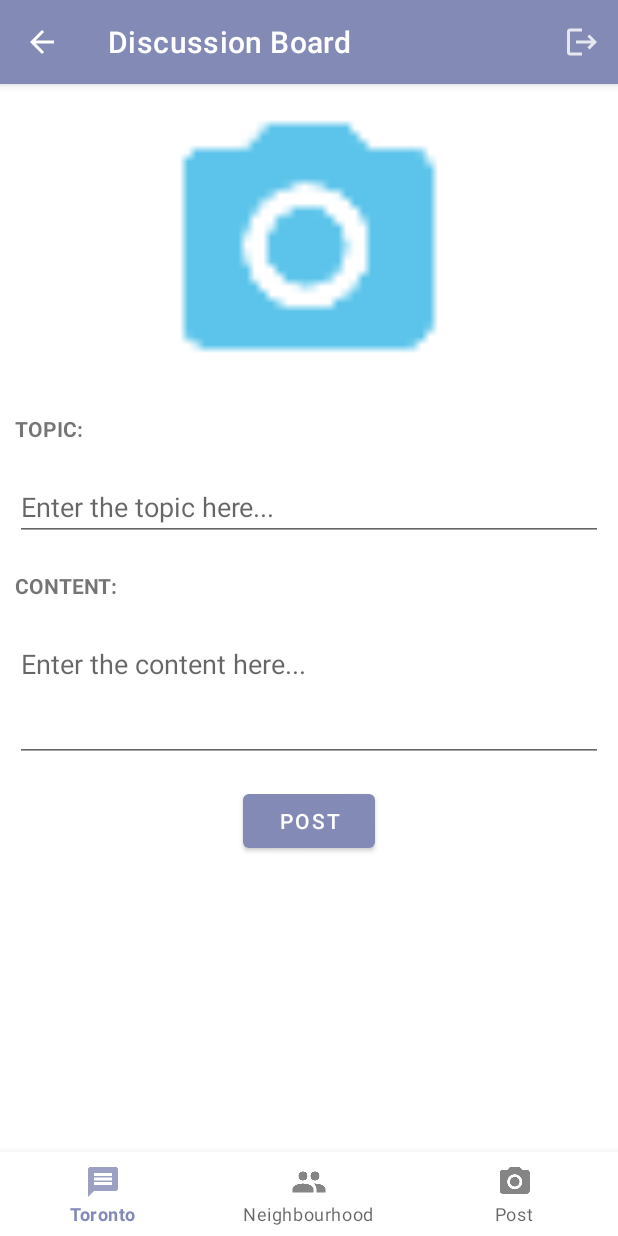
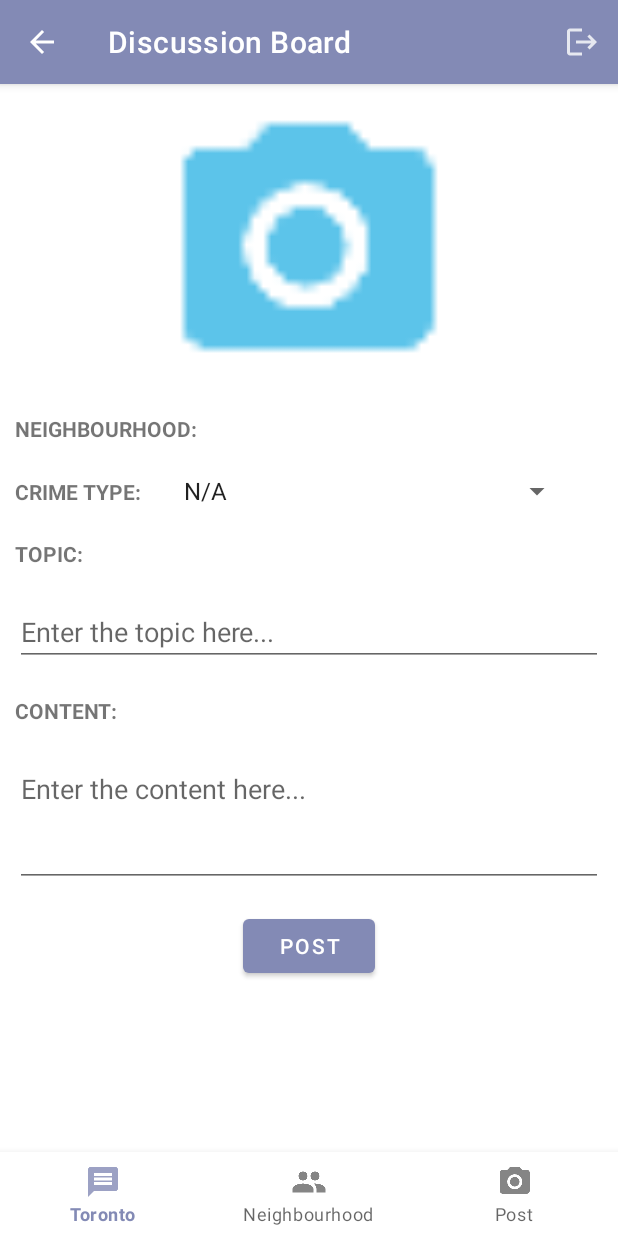
Before and after one commit to heatherwang39/NWTO, an Android app: the fragment DiscussionPostFragment placed in its activity, on a phone screen of 412 x 824 dp. Run offline under Robolectric (Android 15) with nearby library versions, the phone set to English and light mode, and no system bars; our stand-ins replace Firebase (no records; nobody signed in at launch, a user with empty details on screens opened directly).

Commit message:
Add crime type when the user post a new discussion.

```diff
--- a/app/src/main/java/com/example/nwto/fragment/DiscussionPostFragment.java
+++ b/app/src/main/java/com/example/nwto/fragment/DiscussionPostFragment.java
@@ -15,11 +15,14 @@ import android.view.LayoutInflater;
 import android.view.View;
 import android.view.ViewGroup;
 import android.view.WindowManager;
+import android.widget.AdapterView;
+import android.widget.ArrayAdapter;
 import android.widget.AutoCompleteTextView;
 import android.widget.Button;
 import android.widget.EditText;
 import android.widget.ImageView;
 import android.widget.SeekBar;
+import android.widget.Spinner;
 import android.widget.TextView;
 import android.widget.Toast;
 
@@ -65,7 +68,9 @@ public class DiscussionPostFragment extends Fragment {
     private EditText mEditTopic, mEditContent;
     private ImageView mImageUpload;
     private Button mButtonPost;
+    private Spinner mSpinnerCrimeType;
     private String mUID, mFullName, mProfilePic, mCurrentPhotoPath, mTimeStamp, mTopic, mContent, mNeighbourhoodName;
+    private String mCrimeType = "N/A";
     private Bitmap mImageBitmap;
     private Uri postURI;
 
@@ -88,6 +93,7 @@ public class DiscussionPostFragment extends Fragment {
         mEditTopic = (EditText) rootView.findViewById(R.id.edit_topic);
         mEditContent = (EditText) rootView.findViewById(R.id.edit_content);
         mButtonPost = (Button) rootView.findViewById(R.id.button_post);
+        mSpinnerCrimeType = (Spinner) rootView.findViewById(R.id.spinner_crime_type);
 
         mImageUpload.setOnClickListener(new View.OnClickListener() {
             @Override
@@ -107,6 +113,21 @@ public class DiscussionPostFragment extends Fragment {
             }
         });
 
+        ArrayAdapter<CharSequence> adapter = ArrayAdapter.createFromResource(getActivity(),
+                R.array.crime_types_array, android.R.layout.simple_spinner_item);
+        adapter.setDropDownViewResource(android.R.layout.simple_spinner_dropdown_item);
+        mSpinnerCrimeType.setAdapter(adapter);
+        mSpinnerCrimeType.setOnItemSelectedListener(new AdapterView.OnItemSelectedListener() {
+            public void onItemSelected(AdapterView<?> parent, View view,
+                                       int position, long id) {
+                mCrimeType = parent.getItemAtPosition(position).toString();
+                Toast.makeText(parent.getContext(), mCrimeType, Toast.LENGTH_SHORT).show();
+            }
+
+            @Override
+            public void onNothingSelected(AdapterView<?> parent) {
+            }
+        });
 
         return rootView;
     }
@@ -284,6 +305,7 @@ public class DiscussionPostFragment extends Fragment {
                     post.put("topic", mTopic);
                     post.put("content", mContent);
                     post.put("neighbourhood", mNeighbourhoodName);
+                    post.put("crimeType",mCrimeType);
 
                     //create a new post and store it in firestore
                     db.collection("posts")
--- a/app/src/main/java/com/example/nwto/model/Post.java
+++ b/app/src/main/java/com/example/nwto/model/Post.java
@@ -9,12 +9,13 @@ public class Post {
     private String topic;
     private String content;
     private String neighbourhood;
+    private String crimeType;
 
     public Post() {
     }
 
     public Post(String uID, String profilePic, String fullName, String postPic,
-                String timeStamp, String topic, String content, String neighbourhood) {
+                String timeStamp, String topic, String content, String neighbourhood, String crimeType) {
         this.uID = uID;
         this.profilePic = profilePic;
         this.fullName = fullName;
@@ -23,6 +24,7 @@ public class Post {
         this.topic = topic;
         this.content = content;
         this.neighbourhood = neighbourhood;
+        this.crimeType = crimeType;
     }
 
     public String getUID() {
@@ -89,4 +91,11 @@ public class Post {
         this.neighbourhood = neighbourhood;
     }
 
+    public String getCrimeType() {
+        return crimeType;
+    }
+
+    public void setCrimeType(String crimeType) {
+        this.crimeType = crimeType;
+    }
 }
--- a/app/src/main/res/layout/fragment_discussion_post.xml
+++ b/app/src/main/res/layout/fragment_discussion_post.xml
@@ -15,6 +15,50 @@
             android:layout_marginTop="10dp"
             android:src="@drawable/ic_camera_custom" />
 
+        <LinearLayout
+            android:layout_width="match_parent"
+            android:layout_height="wrap_content"
+            android:layout_margin="10dp"
+            android:orientation="horizontal">
+
+            <TextView
+                android:layout_width="wrap_content"
+                android:layout_height="wrap_content"
+                android:text="Neighbourhood: "
+                android:textAllCaps="true"
+                android:textStyle="bold" />
+
+            <TextView
+                android:id="@+id/text_neighbourhood"
+                android:layout_width="match_parent"
+                android:layout_height="wrap_content"
+                android:layout_marginLeft="20dp"
+                android:layout_marginRight="20dp"/>
+
+        </LinearLayout>
+        <LinearLayout
+            android:layout_width="match_parent"
+            android:layout_height="wrap_content"
+            android:layout_margin="10dp"
+            android:orientation="horizontal">
+
+            <TextView
+                android:layout_width="wrap_content"
+                android:layout_height="wrap_content"
+                android:text="Crime TYpe:"
+                android:textAllCaps="true"
+                android:textStyle="bold" />
+
+            <Spinner
+                android:id="@+id/spinner_crime_type"
+                android:layout_width="match_parent"
+                android:layout_height="wrap_content"
+                android:layout_marginLeft="20dp"
+                android:layout_marginRight="20dp"/>
+
+        </LinearLayout>
+
+
         <TextView
             android:layout_width="wrap_content"
             android:layout_height="wrap_content"
@@ -30,6 +74,7 @@
             android:layout_margin="10dp"
             android:hint="Enter the topic here..."
             android:textSize="18sp" />
+
 
         <TextView
             android:layout_width="wrap_content"
--- a/app/src/main/res/values/strings.xml
+++ b/app/src/main/res/values/strings.xml
@@ -17,6 +17,19 @@
     <string name="firestore_users_postalCode">postalCode</string>
     <string name="firestore_users_coordinates">coordinates</string>
 
+    <!--    Crime types    -->
+    <string-array name="crime_types_array">
+        <item>N/A</item>
+        <item>Assault</item>
+        <item>Auto Theft</item>
+        <item>Break and Enter</item>
+        <item>Homicide</item>
+        <item>Robbery</item>
+        <item>Sexual Violation</item>
+        <item>Shooting</item>
+        <item>Theft Over</item>
+    </string-array>
+
     <!--    Crime List Filter Strings   -->
     <string name="crimefilter_radius">radius</string>
     <string name="crimefilter_frequency">frequency</string>
```
